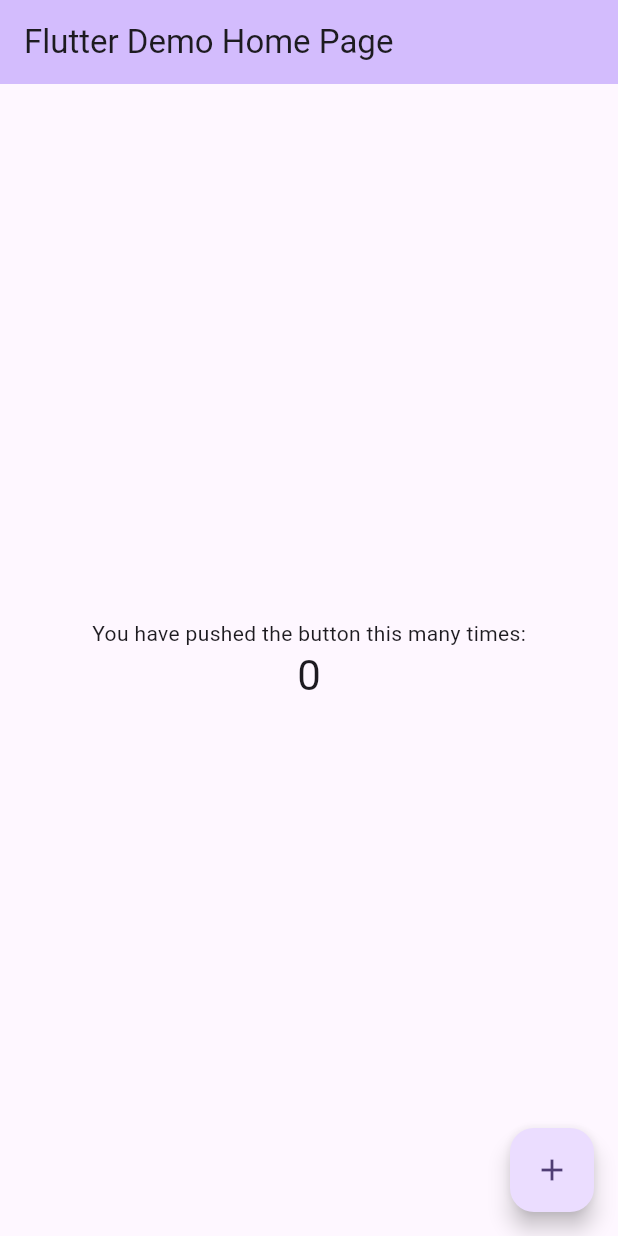
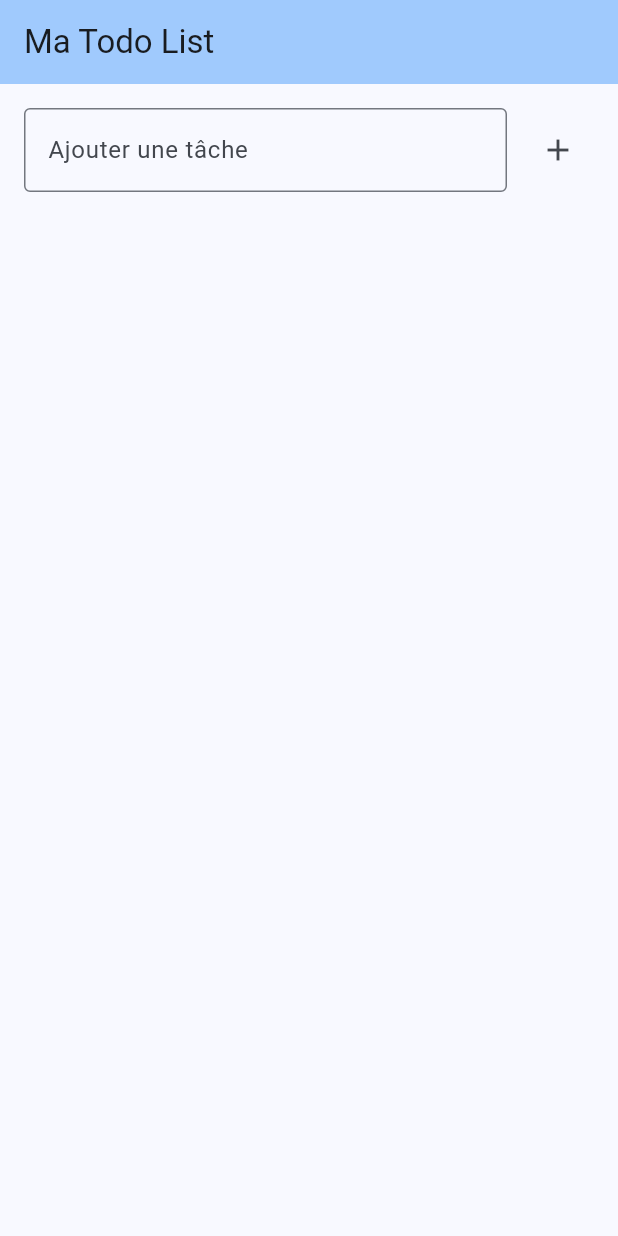
Before and after one commit to nffdev/todo, a Flutter app: the screen it shows after launch, on a phone screen of 412 x 824 dp. Run offline on Flutter 3.47's test engine with Material 3 defaults, Android fonts, the phone set to English and light mode, and no system bars.

Commit message:
made a simple todolist

```diff
--- a/lib/main.dart
+++ b/lib/main.dart
@@ -7,46 +7,28 @@ void main() {
 class MyApp extends StatelessWidget {
   const MyApp({super.key});
 
-  // This widget is the root of your application.
   @override
   Widget build(BuildContext context) {
     return MaterialApp(
-      title: 'Flutter Demo',
+      title: 'Todo List',
       theme: ThemeData(
-        // This is the theme of your application.
-        //
-        // TRY THIS: Try running your application with "flutter run". You'll see
-        // the application has a purple toolbar. Then, without quitting the app,
-        // try changing the seedColor in the colorScheme below to Colors.green
-        // and then invoke "hot reload" (save your changes or press the "hot
-        // reload" button in a Flutter-supported IDE, or press "r" if you used
-        // the command line to start the app).
-        //
-        // Notice that the counter didn't reset back to zero; the application
-        // state is not lost during the reload. To reset the state, use hot
-        // restart instead.
-        //
-        // This works for code too, not just values: Most code changes can be
-        // tested with just a hot reload.
-        colorScheme: ColorScheme.fromSeed(seedColor: Colors.deepPurple),
+        colorScheme: ColorScheme.fromSeed(seedColor: Colors.blue),
         useMaterial3: true,
       ),
-      home: const MyHomePage(title: 'Flutter Demo Home Page'),
+      home: const MyHomePage(title: 'Ma Todo List'),
     );
   }
 }
 
+class Todo {
+  String title;
+  bool isDone;
+
+  Todo({required this.title, this.isDone = false});
+}
+
 class MyHomePage extends StatefulWidget {
   const MyHomePage({super.key, required this.title});
-
-  // This widget is the home page of your application. It is stateful, meaning
-  // that it has a State object (defined below) that contains fields that affect
-  // how it looks.
-
-  // This class is the configuration for the state. It holds the values (in this
-  // case the title) provided by the parent (in this case the App widget) and
-  // used by the build method of the State. Fields in a Widget subclass are
-  // always marked "final".
 
   final String title;
 
@@ -55,71 +37,92 @@ class MyHomePage extends StatefulWidget {
 }
 
 class _MyHomePageState extends State<MyHomePage> {
-  int _counter = 0;
+  final List<Todo> _todos = [];
+  final TextEditingController _textController = TextEditingController();
 
-  void _incrementCounter() {
+  void _addTodo() {
+    if (_textController.text.isEmpty) return;
     setState(() {
-      // This call to setState tells the Flutter framework that something has
-      // changed in this State, which causes it to rerun the build method below
-      // so that the display can reflect the updated values. If we changed
-      // _counter without calling setState(), then the build method would not be
-      // called again, and so nothing would appear to happen.
-      _counter++;
+      _todos.add(Todo(title: _textController.text));
+      _textController.clear();
+    });
+  }
+
+  void _toggleTodo(int index) {
+    setState(() {
+      _todos[index].isDone = !_todos[index].isDone;
+    });
+  }
+
+  void _removeTodo(int index) {
+    setState(() {
+      _todos.removeAt(index);
     });
   }
 
   @override
   Widget build(BuildContext context) {
-    // This method is rerun every time setState is called, for instance as done
-    // by the _incrementCounter method above.
-    //
-    // The Flutter framework has been optimized to make rerunning build methods
-    // fast, so that you can just rebuild anything that needs updating rather
-    // than having to individually change instances of widgets.
     return Scaffold(
       appBar: AppBar(
-        // TRY THIS: Try changing the color here to a specific color (to
-        // Colors.amber, perhaps?) and trigger a hot reload to see the AppBar
-        // change color while the other colors stay the same.
         backgroundColor: Theme.of(context).colorScheme.inversePrimary,
-        // Here we take the value from the MyHomePage object that was created by
-        // the App.build method, and use it to set our appbar title.
         title: Text(widget.title),
       ),
-      body: Center(
-        // Center is a layout widget. It takes a single child and positions it
-        // in the middle of the parent.
-        child: Column(
-          // Column is also a layout widget. It takes a list of children and
-          // arranges them vertically. By default, it sizes itself to fit its
-          // children horizontally, and tries to be as tall as its parent.
-          //
-          // Column has various properties to control how it sizes itself and
-          // how it positions its children. Here we use mainAxisAlignment to
-          // center the children vertically; the main axis here is the vertical
-          // axis because Columns are vertical (the cross axis would be
-          // horizontal).
-          //
-          // TRY THIS: Invoke "debug painting" (choose the "Toggle Debug Paint"
-          // action in the IDE, or press "p" in the console), to see the
-          // wireframe for each widget.
-          mainAxisAlignment: MainAxisAlignment.center,
-          children: <Widget>[
-            const Text(
-              'You have pushed the button this many times:',
+      body: Column(
+        children: [
+          Padding(
+            padding: const EdgeInsets.all(16.0),
+            child: Row(
+              children: [
+                Expanded(
+                  child: TextField(
+                    controller: _textController,
+                    decoration: const InputDecoration(
+                      hintText: 'Ajouter une tâche',
+                      border: OutlineInputBorder(),
+                    ),
+                    onSubmitted: (_) => _addTodo(),
+                  ),
+                ),
+                const SizedBox(width: 10),
+                IconButton(
+                  icon: const Icon(Icons.add),
+                  onPressed: _addTodo,
+                ),
+              ],
             ),
-            Text(
-              '$_counter',
-              style: Theme.of(context).textTheme.headlineMedium,
+          ),
+          Expanded(
+            child: ListView.builder(
+              itemCount: _todos.length,
+              itemBuilder: (context, index) {
+                final todo = _todos[index];
+                return ListTile(
+                  leading: Checkbox(
+                    value: todo.isDone,
+                    onChanged: (_) => _toggleTodo(index),
+                  ),
+                  title: Text(
+                    todo.title,
+                    style: TextStyle(
+                      decoration: todo.isDone ? TextDecoration.lineThrough : null,
+                    ),
+                  ),
+                  trailing: IconButton(
+                    icon: const Icon(Icons.delete),
+                    onPressed: () => _removeTodo(index),
+                  ),
+                );
+              },
             ),
-          ],
-        ),
+          ),
+        ],
       ),
-      floatingActionButton: FloatingActionButton(
-        onPressed: _incrementCounter,
-        tooltip: 'Increment',
-        child: const Icon(Icons.add),
-      ), // This trailing comma makes auto-formatting nicer for build methods.
     );
   }
+
+  @override
+  void dispose() {
+    _textController.dispose();
+    super.dispose();
+  }
 }
```
